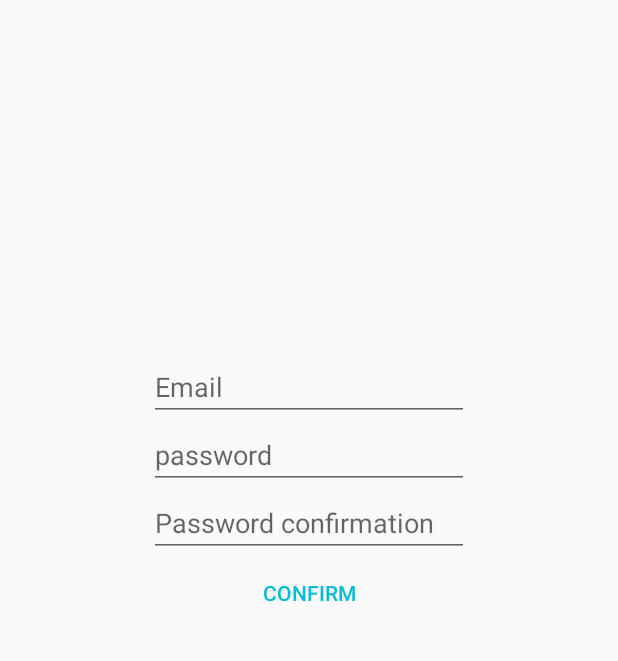
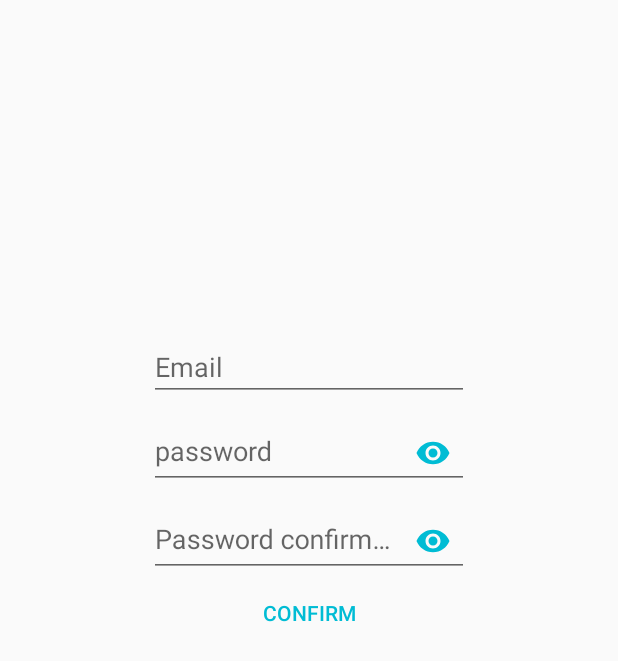
Before and after one commit to Gesuato/ProjectMealPrepAndroid, an Android app: the layout activity_account_management.xml on its own in the app's theme, with its tools: preview values and no code run, on a phone screen of 412 x 824 dp. Shown: the top 661 px of the screen. Run offline under Robolectric (Android 15) with nearby library versions, the light colour scheme and no system bars.

Commit message:
Added TextInputLayout in AccountManagementActivity

```diff
--- a/app/build.gradle
+++ b/app/build.gradle
@@ -41,7 +41,7 @@ dependencies {
     implementation 'com.xwray:groupie:2.1.0'
     implementation 'com.xwray:groupie-kotlin-android-extensions:2.1.0'
     implementation 'com.android.support:cardview-v7:28.0.0'
-
+    implementation 'com.android.support:support-compat:28.0.0'
 
     implementation 'com.google.firebase:firebase-firestore:17.1.1'
     implementation 'com.google.firebase:firebase-core:16.0.4'
--- a/app/src/main/java/com/easyprep/easyprep/ui/AccountManagementActivity.kt
+++ b/app/src/main/java/com/easyprep/easyprep/ui/AccountManagementActivity.kt
@@ -1,7 +1,9 @@
 package com.easyprep.easyprep.ui
 
+import android.annotation.SuppressLint
 import android.content.Intent
 import android.os.Bundle
+import android.support.design.widget.TextInputEditText
 import android.support.v7.app.AppCompatActivity
 import android.view.MenuItem
 import android.view.View
@@ -16,6 +18,7 @@ class AccountManagementActivity : AppCompatActivity() {
     private var typeManagement = 0
     private var mAuth: FirebaseAuth? = null
 
+    @SuppressLint("WrongViewCast")
     override fun onCreate(savedInstanceState: Bundle?) {
         super.onCreate(savedInstanceState)
         setContentView(R.layout.activity_account_management)
@@ -28,6 +31,9 @@ class AccountManagementActivity : AppCompatActivity() {
             editText_email_retrieve.clearFocus()
             false
         }
+
+        val password = findViewById<TextInputEditText>(R.id.editText_password_retrieve)
+        val passwordConfirmation = findViewById<TextInputEditText>(R.id.editText_password_confirmation_retrieve)
 
         this.mAuth = FirebaseAuth.getInstance()
         this.typeManagement = intent.getIntExtra("TYPEMANEGEMENT", 0)
@@ -42,8 +48,8 @@ class AccountManagementActivity : AppCompatActivity() {
         }
 
         if (typeManagement == 0) {
-            editText_password_retrieve.visibility = View.GONE
-            editText_password_confirmation_retrieve.visibility = View.GONE
+            editText_password_retrieve_layout.visibility = View.GONE
+            editText_password_confirmation_retrieve_layout.visibility = View.GONE
         }
 
         btnConfirm.setOnClickListener {
--- a/app/src/main/res/layout/activity_account_management.xml
+++ b/app/src/main/res/layout/activity_account_management.xml
@@ -1,14 +1,15 @@
 <?xml version="1.0" encoding="utf-8"?>
 <LinearLayout xmlns:android="http://schemas.android.com/apk/res/android"
+    xmlns:app="http://schemas.android.com/apk/res-auto"
     xmlns:tools="http://schemas.android.com/tools"
     android:id="@+id/activity_account_management_id"
     android:layout_width="match_parent"
     android:layout_height="match_parent"
+    android:layout_marginBottom="100dp"
+    android:focusableInTouchMode="true"
     android:gravity="center"
     android:orientation="vertical"
-    android:layout_marginBottom="100dp"
-    tools:context=".ui.AccountManagementActivity"
-    android:focusableInTouchMode="true">
+    tools:context=".ui.AccountManagementActivity">
 
     <EditText
         android:id="@+id/editText_email_retrieve"
@@ -18,21 +19,57 @@
         android:hint="@string/email"
         android:inputType="textEmailAddress" />
 
-    <EditText
+    <android.support.design.widget.TextInputLayout
+        android:id="@+id/editText_password_retrieve_layout"
+        android:layout_width="match_parent"
+        android:layout_height="wrap_content"
+        android:gravity="center"
+        android:orientation="vertical"
+        app:passwordToggleEnabled="true"
+        app:passwordToggleTint="@color/colorAccent">
+
+        <android.support.design.widget.TextInputEditText
             android:id="@+id/editText_password_retrieve"
             android:layout_width="wrap_content"
             android:layout_height="wrap_content"
             android:ems="10"
             android:hint="@string/password"
             android:inputType="textPassword" />
+    </android.support.design.widget.TextInputLayout>
 
-    <EditText
+    <android.support.design.widget.TextInputLayout
+        android:id="@+id/editText_password_confirmation_retrieve_layout"
+        android:layout_width="match_parent"
+        android:layout_height="wrap_content"
+        android:gravity="center"
+        android:orientation="vertical"
+        app:passwordToggleEnabled="true"
+        app:passwordToggleTint="@color/colorAccent">
+
+        <android.support.design.widget.TextInputEditText
             android:id="@+id/editText_password_confirmation_retrieve"
             android:layout_width="wrap_content"
             android:layout_height="wrap_content"
             android:ems="10"
             android:hint="@string/password_confirmation"
             android:inputType="textPassword" />
+    </android.support.design.widget.TextInputLayout>
+
+    <!--<EditText-->
+    <!--android:id="@+id/editText_password_retrieve"-->
+    <!--android:layout_width="wrap_content"-->
+    <!--android:layout_height="wrap_content"-->
+    <!--android:ems="10"-->
+    <!--android:hint="@string/password"-->
+    <!--android:inputType="textPassword" />-->
+
+    <!--<EditText-->
+    <!--android:id="@+id/editText_password_confirmation_retrieve"-->
+    <!--android:layout_width="wrap_content"-->
+    <!--android:layout_height="wrap_content"-->
+    <!--android:ems="10"-->
+    <!--android:hint="@string/password_confirmation"-->
+    <!--android:inputType="textPassword" />-->
 
     <Button
         android:id="@+id/btnConfirm"
@@ -46,8 +83,8 @@
         android:id="@+id/textView_message_retrieve"
         android:layout_width="match_parent"
         android:layout_height="wrap_content"
+        android:layout_marginTop="50dp"
         android:gravity="center"
-        android:layout_marginTop="50dp"
-        android:textColor="#000"/>
+        android:textColor="#000" />
 
 </LinearLayout>
```
Lines whose indentation alone changed are shown as unchanged.
